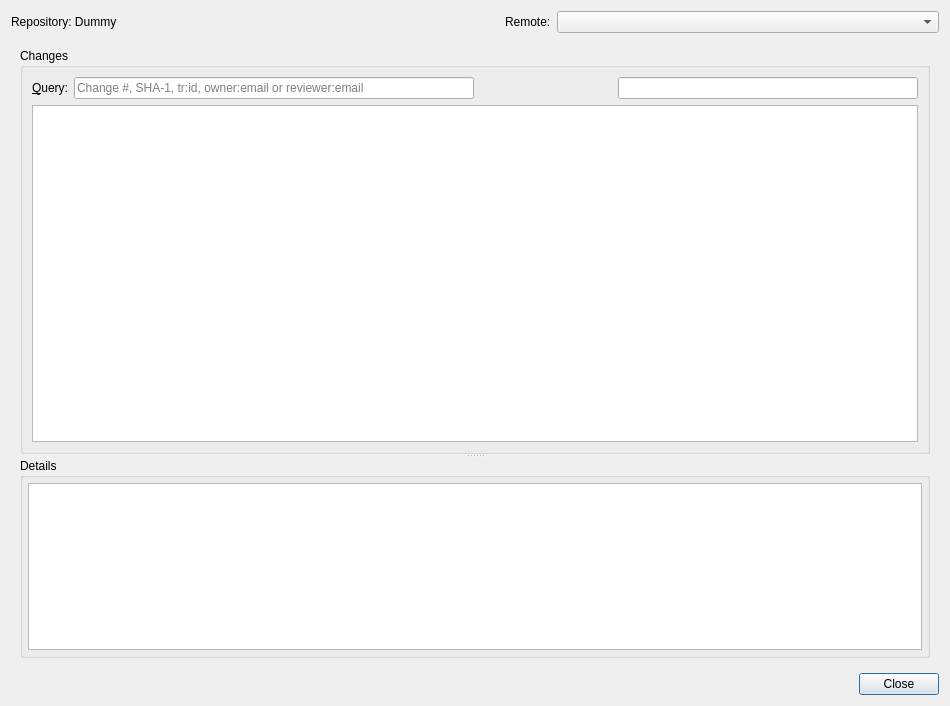
This is src/plugins/git/gerrit/gerritdialog.ui in qt-creator/qt-creator as Qt 5 draws it before an edit. The edited form follows.
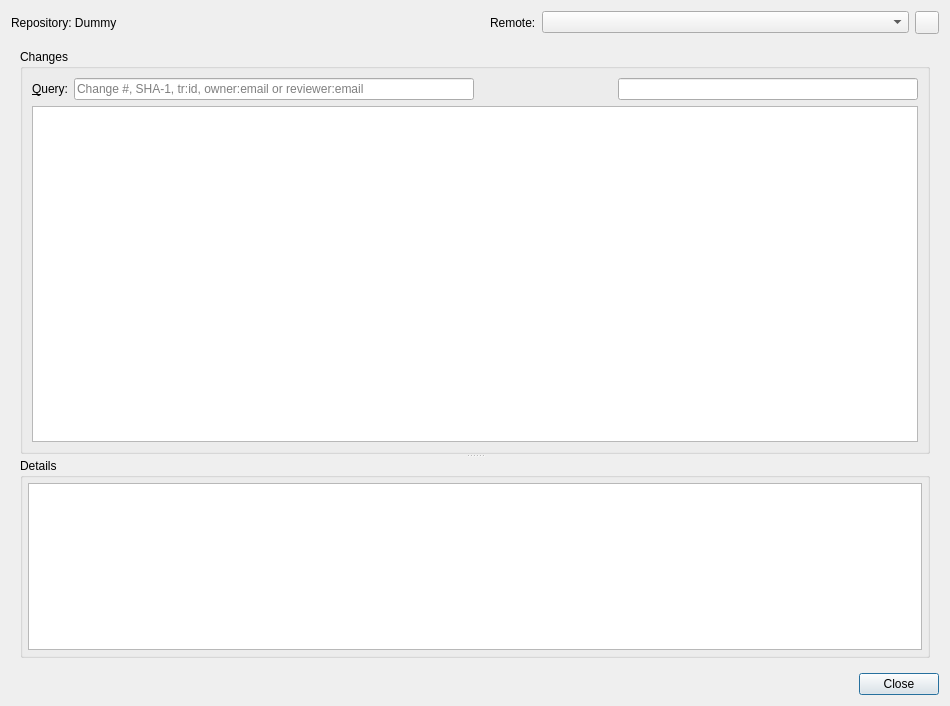
This is the edited form. Custom widgets are drawn as their Qt base class.

Commit message: Gerrit: Add a button for server revalidation

```diff
--- a/src/plugins/git/gerrit/gerritdialog.ui
+++ b/src/plugins/git/gerrit/gerritdialog.ui
@@ -65,6 +65,13 @@
        </property>
       </widget>
      </item>
+     <item>
+      <widget class="QToolButton" name="resetRemoteButton">
+       <property name="toolTip">
+        <string>Refresh Remote Servers</string>
+       </property>
+      </widget>
+     </item>
     </layout>
    </item>
    <item>
```
The commit also changes 4 other files.
